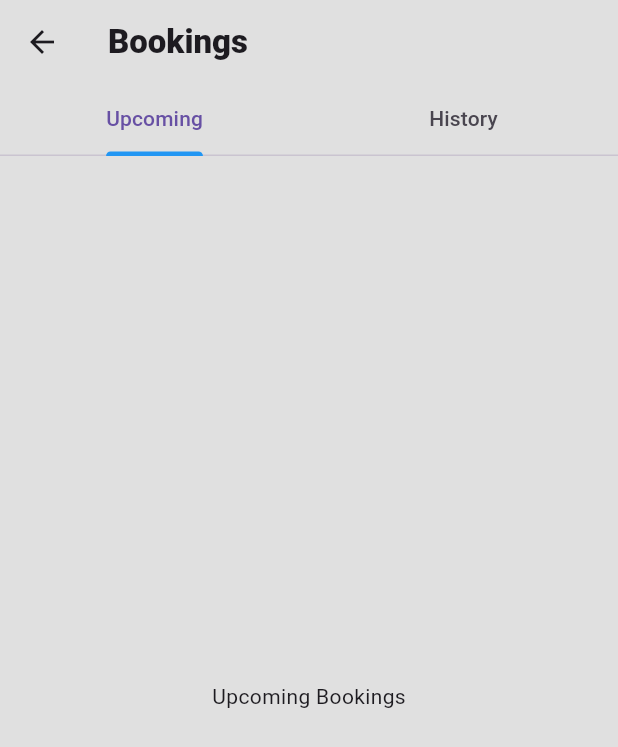
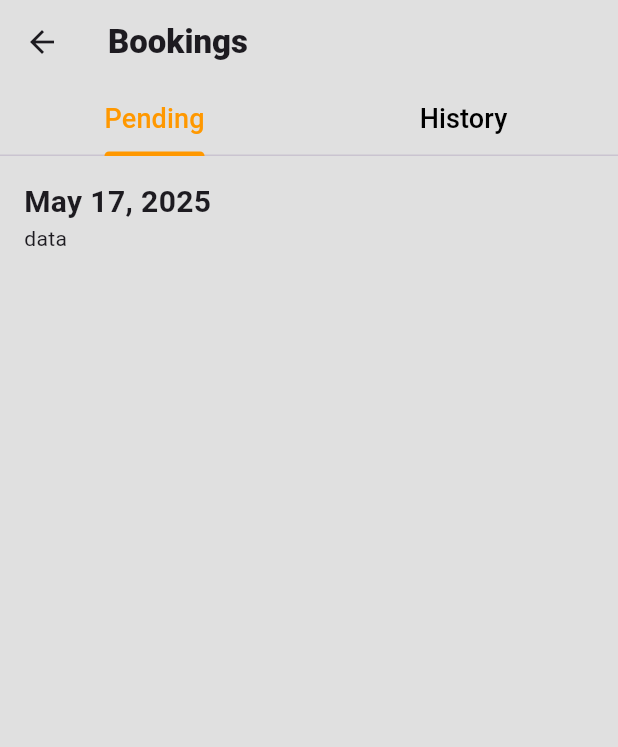
Before and after one commit to TechPyllars2024/AutoCareAutomotive, a Flutter app: the AutomotiveBookingScreen screen opened directly, on a phone screen of 412 x 824 dp. Shown: the top 747 px of the screen. Run offline on Flutter 3.47's test engine with Material 3 defaults, Android fonts, the phone set to English and light mode, and no system bars; our stand-ins replace cloud_firestore, curved_navigation_bar, firebase_auth, firebase_core, firebase_storage, flutter_animate and 4 more; missing offline and left inert: flutter_pannable_rating_bar; accounts and stored records are empty.

Commit message:
update: booking tab underdetails

```diff
--- a/lib/Booking Mangement/screens/automotive_booking.dart
+++ b/lib/Booking Mangement/screens/automotive_booking.dart
@@ -23,17 +23,37 @@ class _AutomotiveBookingState extends State<AutomotiveBookingScreen> {
           ),
           backgroundColor: Colors.grey.shade300,
           bottom: TabBar(
-            indicatorColor: Colors.blue, // Customize the tab indicator color
+            indicatorColor: Colors.orange, // Customize the tab indicator color
+            labelColor: Colors.orange, // Color of the selected tab
+            unselectedLabelColor: Colors.black, // Color of the unselected tab
             tabs: const [
-              Tab(text: 'Upcoming'),
-              Tab(text: 'History'),
+              Tab(child: Text('Pending', style: TextStyle(fontSize: 18))),
+              Tab(child: Text('History', style: TextStyle(fontSize: 18))),
             ],
           ),
         ),
         body: const TabBarView(
           children: [
             // The first tab content
-            Center(child: Text('Upcoming Bookings')),
+            Padding(
+              padding: EdgeInsets.all(16.0), // Adjust padding as needed
+              child: Column(
+                children: [
+                  Align(
+                    alignment: Alignment.topLeft, // Align text to the left
+                    child: Text(
+                      'May 17, 2025',
+                      style: TextStyle(fontWeight: FontWeight.bold, fontSize: 20),
+                    ),
+                  ),
+                  Row(
+
+                    children: [Text('data')],
+                  ),
+                ],
+              ),
+
+            ),
             // The second tab content
             Center(child: Text('Booking History')),
           ],
```
